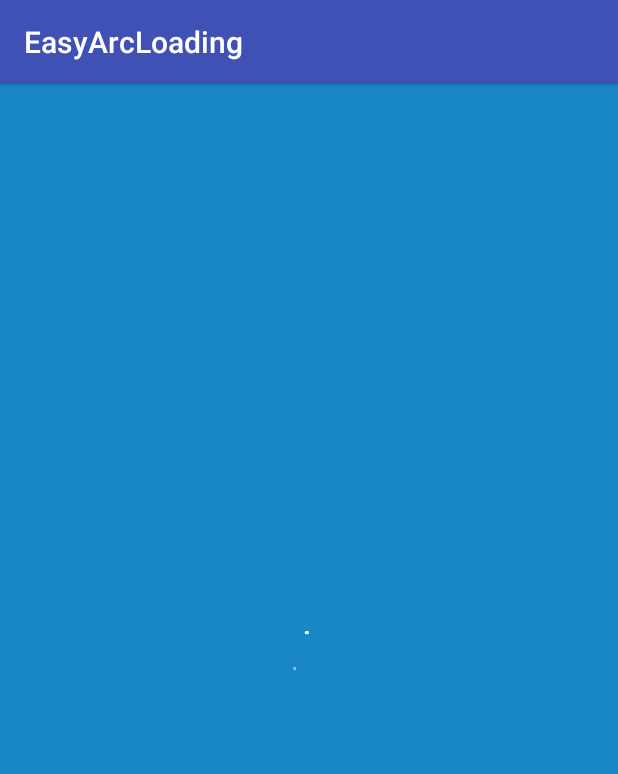
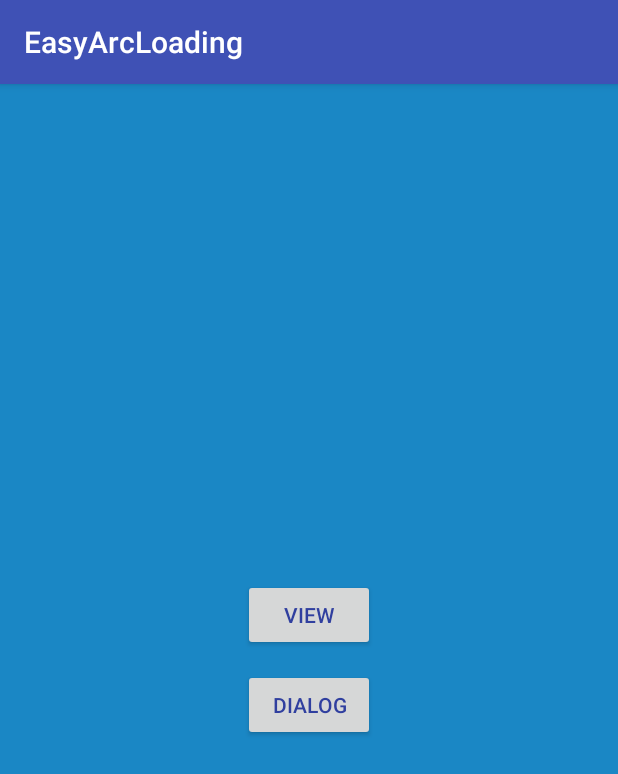
Before and after one commit to CaMnter/EasyArcLoading, an Android app: the screen it shows after launch (MainActivity), on a phone screen of 412 x 824 dp. Shown: the top 774 px of the screen. Run offline under Robolectric (Android 15) with nearby library versions, the phone set to English and light mode, and no system bars.

Commit message:
Update demo

```diff
--- a/app/src/main/AndroidManifest.xml
+++ b/app/src/main/AndroidManifest.xml
@@ -15,6 +15,9 @@
                 <category android:name="android.intent.category.LAUNCHER" />
             </intent-filter>
         </activity>
+
+        <activity android:name=".ViewActivity" />
+
     </application>
 
 </manifest>
--- /dev/null
+++ b/app/src/main/java/com/camnter/easyarcloadingdemo/EasyArcLoadingDialog.java
@@ -0,0 +1,37 @@
+package com.camnter.easyarcloadingdemo;
+
+import android.app.Dialog;
+import android.content.Context;
+import android.view.WindowManager;
+
+/**
+ * Description：EasyArcLoadingDialog
+ * Created by：CaMnter
+ * Time：2016-03-07 17:59
+ */
+public class EasyArcLoadingDialog extends Dialog {
+
+    private static final double DIALOG_DEVICE_LENGTH_RATIO = 0.87826086956522d;
+
+    public EasyArcLoadingDialog(Context context) {
+        super(context);
+        this.init(context);
+    }
+
+    public EasyArcLoadingDialog(Context context, int themeResId) {
+        super(context, themeResId);
+        this.init(context);
+    }
+
+    protected EasyArcLoadingDialog(Context context, boolean cancelable, OnCancelListener cancelListener) {
+        super(context, cancelable, cancelListener);
+        this.init(context);
+    }
+
+    private void init(Context context) {
+        this.setContentView(R.layout.dialog_easy_arc_loading);
+        WindowManager.LayoutParams layoutParams = this.getWindow().getAttributes();
+        layoutParams.width = (int) (context.getResources().getDisplayMetrics().widthPixels * DIALOG_DEVICE_LENGTH_RATIO);
+    }
+
+}
--- a/app/src/main/java/com/camnter/easyarcloadingdemo/MainActivity.java
+++ b/app/src/main/java/com/camnter/easyarcloadingdemo/MainActivity.java
@@ -2,12 +2,42 @@ package com.camnter.easyarcloadingdemo;
 
 import android.os.Bundle;
 import android.support.v7.app.AppCompatActivity;
+import android.view.View;
 
-public class MainActivity extends AppCompatActivity {
+/**
+ * Description：EasyArcLoading
+ * Created by：CaMnter
+ * Time：2016-03-05 15:05
+ */
+public class MainActivity extends AppCompatActivity implements View.OnClickListener {
+
+    private EasyArcLoadingDialog dialog;
+
     @Override
     protected void onCreate(Bundle savedInstanceState) {
         super.onCreate(savedInstanceState);
         setContentView(R.layout.activity_main);
+        this.findViewById(R.id.view_bt).setOnClickListener(this);
+        this.findViewById(R.id.dialog_bt).setOnClickListener(this);
+        this.dialog = new EasyArcLoadingDialog(this);
+        this.dialog.setCanceledOnTouchOutside(true);
+    }
+
+    /**
+     * Called when a view has been clicked.
+     *
+     * @param v The view that was clicked.
+     */
+    @Override
+    public void onClick(View v) {
+        switch (v.getId()) {
+            case R.id.view_bt:
+                ViewActivity.startActivity(this);
+                break;
+            case R.id.dialog_bt:
+                this.dialog.show();
+                break;
+        }
     }
 
 }
--- /dev/null
+++ b/app/src/main/res/drawable/shape_dialog_easy_arc_loading.xml
@@ -0,0 +1,5 @@
+<?xml version="1.0" encoding="utf-8"?>
+<shape xmlns:android="http://schemas.android.com/apk/res/android">
+    <solid android:color="@color/dialog_background"/>
+    <corners android:radius="3dp"/>
+</shape>
--- a/app/src/main/res/layout/activity_main.xml
+++ b/app/src/main/res/layout/activity_main.xml
@@ -1,9 +1,8 @@
 <?xml version="1.0" encoding="utf-8"?>
-<LinearLayout xmlns:android="http://schemas.android.com/apk/res/android"
+<RelativeLayout xmlns:android="http://schemas.android.com/apk/res/android"
     xmlns:tools="http://schemas.android.com/tools"
     android:layout_width="match_parent"
     android:layout_height="match_parent"
-    android:background="@color/loading_background"
     android:gravity="center"
     android:paddingBottom="@dimen/activity_vertical_margin"
     android:paddingLeft="@dimen/activity_horizontal_margin"
@@ -11,8 +10,25 @@
     android:paddingTop="@dimen/activity_vertical_margin"
     tools:context="com.camnter.easyarcloadingdemo.MainActivity">
 
-    <com.camnter.easyarcloading.EasyArcLoading
+    <Button
+        android:id="@+id/view_bt"
+        style="@style/ButtonStyle"
         android:layout_width="wrap_content"
-        android:layout_height="wrap_content" />
+        android:layout_height="wrap_content"
+        android:text="@string/button_view" />
 
-</LinearLayout>
+    <Button
+        android:id="@+id/dialog_bt"
+        style="@style/ButtonStyle"
+        android:layout_width="wrap_content"
+        android:layout_height="wrap_content"
+        android:layout_below="@id/view_bt"
+        android:text="@string/button_dialog" />
+
+    <ViewStub
+        android:id="@+id/dialog_cover_vs"
+        android:layout_width="match_parent"
+        android:layout_height="match_parent"
+        android:layout="@layout/dialog_easy_arc_loading" />
+
+</RelativeLayout>
--- a/app/src/main/res/values/colors.xml
+++ b/app/src/main/res/values/colors.xml
@@ -3,5 +3,8 @@
     <color name="colorPrimary">#3F51B5</color>
     <color name="colorPrimaryDark">#303F9F</color>
     <color name="colorAccent">#FF4081</color>
-    <color name="loading_background">#ff1A87C5</color>
+    <color name="windowBackground">#ff1A87C5</color>
+
+    <color name="dialog_content_text">#ff767676</color>
+    <color name="dialog_background">#ffFFFFFF</color>
 </resources>
--- a/app/src/main/res/values/strings.xml
+++ b/app/src/main/res/values/strings.xml
@@ -1,3 +1,7 @@
 <resources>
     <string name="app_name">EasyArcLoading</string>
+    <string name="button_view">View</string>
+    <string name="button_dialog">Dialog</string>
+
+    <string name="dialog_content_text">Please wait...</string>
 </resources>
--- a/app/src/main/res/values/styles.xml
+++ b/app/src/main/res/values/styles.xml
@@ -6,6 +6,25 @@
         <item name="colorPrimary">@color/colorPrimary</item>
         <item name="colorPrimaryDark">@color/colorPrimaryDark</item>
         <item name="colorAccent">@color/colorAccent</item>
+        <item name="android:windowBackground">@color/windowBackground</item>
+    </style>
+
+    <style name="ButtonStyle">
+        <item name="android:textSize">14sp</item>
+        <item name="android:textColor">@color/colorPrimaryDark</item>
+        <item name="android:layout_margin">6dp</item>
+        <item name="android:paddingTop">6dp</item>
+        <item name="android:paddingBottom">6dp</item>
+        <item name="android:paddingLeft">12dp</item>
+        <item name="android:paddingRight">12dp</item>
+    </style>
+
+    <style name="DialogEasyArcLoading">
+        <item name="android:paddingTop">17dp</item>
+        <item name="android:paddingBottom">17dp</item>
+        <item name="android:paddingLeft">15dp</item>
+        <item name="android:paddingRight">15dp</item>
+        <item name="android:background">@drawable/shape_dialog_easy_arc_loading</item>
     </style>
 
 </resources>
--- a/easyarcloading/src/main/java/com/camnter/easyarcloading/EasyArcLoading.java
+++ b/easyarcloading/src/main/java/com/camnter/easyarcloading/EasyArcLoading.java
@@ -27,8 +27,8 @@ public class EasyArcLoading extends View {
     /**************
      * Default dp *
      **************/
-    private static final float DEFAULT_EXTERNAL_ARC_WIDTH = 2.2f;
-    private static final float DEFAULT_INTERNAL_ARC_WIDTH = 1.9f;
+    private static final float DEFAULT_EXTERNAL_ARC_WIDTH = 0.66f;
+    private static final float DEFAULT_INTERNAL_ARC_WIDTH = 0.5f;
 
     private static final float DEFAULT_VIEW_PADDING_DP = 3.0f;
 
@@ -122,8 +122,8 @@ public class EasyArcLoading extends View {
         this.easyArcPadding = typedArray.getDimension(R.styleable.EasyArcLoading_easyArcPadding, this.easyArcPadding);
         this.eastArcExternalColor = typedArray.getColor(R.styleable.EasyArcLoading_eastArcExternalColor, DEFAULT_EXTERNAL_ARC_COLOR);
         this.eastArcInternalColor = typedArray.getColor(R.styleable.EasyArcLoading_eastArcInternalColor, DEFAULT_INTERNAL_ARC_COLOR);
-        this.eastArcExternalWidth = typedArray.getDimension(R.styleable.EasyArcLoading_eastArcExternalWidth, DEFAULT_EXTERNAL_ARC_WIDTH);
-        this.eastArcInternalWidth = typedArray.getDimension(R.styleable.EasyArcLoading_eastArcInternalWidth, DEFAULT_INTERNAL_ARC_WIDTH);
+        this.eastArcExternalWidth = typedArray.getDimension(R.styleable.EasyArcLoading_eastArcExternalWidth, this.dp2px(DEFAULT_EXTERNAL_ARC_WIDTH));
+        this.eastArcInternalWidth = typedArray.getDimension(R.styleable.EasyArcLoading_eastArcInternalWidth, this.dp2px(DEFAULT_INTERNAL_ARC_WIDTH));
 
         this.externalPastTime = 0.0f;
         this.internalPastTime = 0.0f;
@@ -241,6 +241,7 @@ public class EasyArcLoading extends View {
         this.internalRectF.top = this.externalRectF.top + this.easyArcPadding;
         this.internalRectF.right = this.externalRectF.right - this.easyArcPadding;
         this.internalRectF.bottom = this.externalRectF.bottom - this.easyArcPadding;
+
     }
 
     private void updateLength(long timeInterval) {
```
Also changed, not shown: app/src/main/java/com/camnter/easyarcloadingdemo/ViewActivity.java (added, +26 -0 lines), app/src/main/res/layout/activity_view.xml (added, +57 -0 lines), app/src/main/res/layout/dialog_easy_arc_loading.xml (added, +24 -0 lines).
